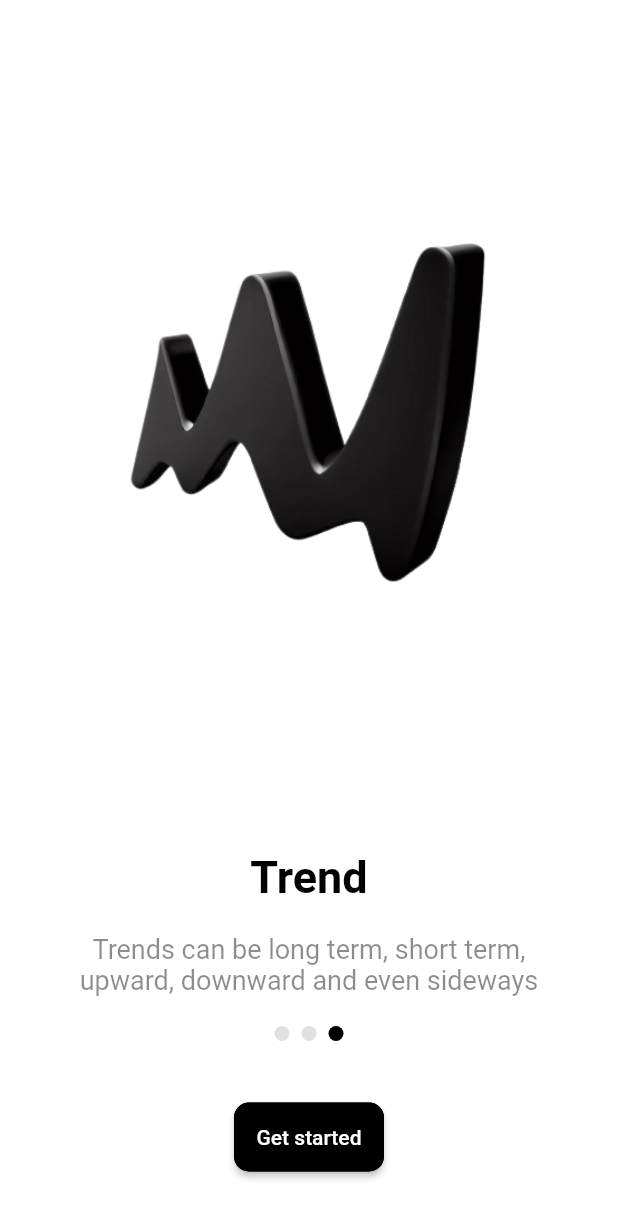
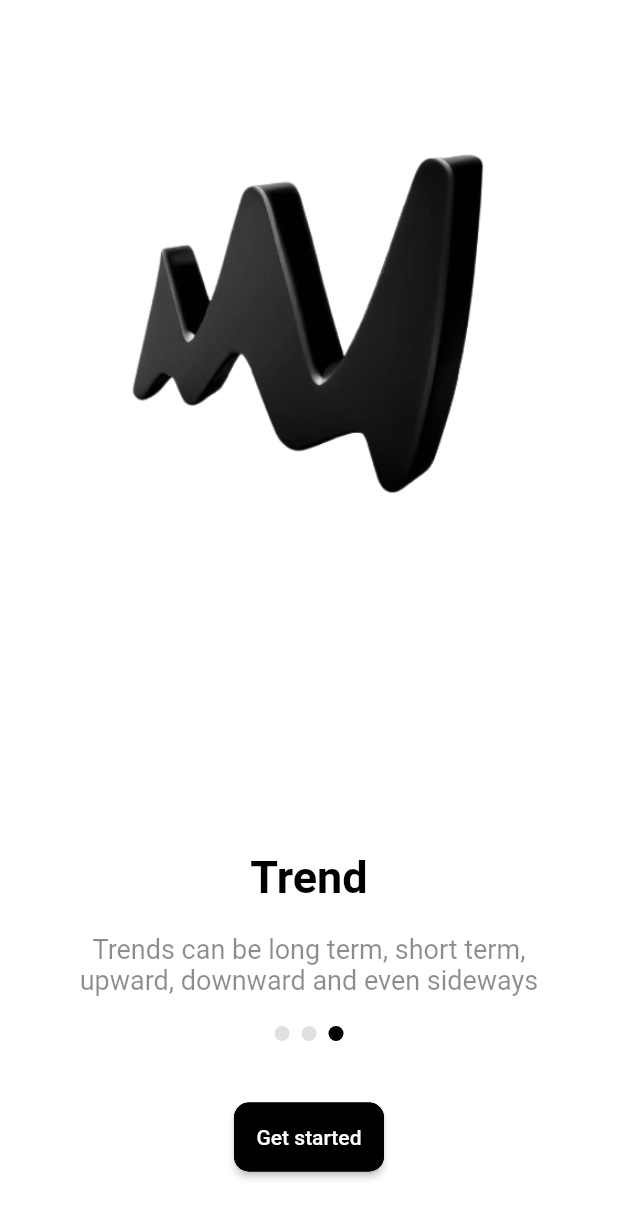
Before and after one commit to Ahmodiyy/phase, a Flutter app: the screen it shows after launch, swiped to page 3, on a phone screen of 412 x 824 dp. Shown: the top 1218 px of the screen. Run offline on Flutter 3.47's test engine with Material 2 defaults, Android fonts, the phone set to English and light mode, and no system bars; drawn by our look-alikes of auto_size_text, smooth_page_indicator; our stand-ins replace flutter_riverpod, go_router.

Commit message:
add animation to onboarding screen

```diff
--- /dev/null
+++ b/lib/features/onboarding/presentation/OnboardingImageWidget.dart
@@ -0,0 +1,15 @@
+import 'package:flutter/material.dart';
+import 'package:flutter_riverpod/flutter_riverpod.dart';
+
+class OnboardingImageWidget extends ConsumerWidget {
+  final String imageUrl;
+  const OnboardingImageWidget({
+    Key? key,
+    required this.imageUrl,
+  }) : super(key: key);
+
+  @override
+  Widget build(BuildContext context, WidgetRef ref) {
+    return Image.asset(imageUrl);
+  }
+}
--- a/lib/features/onboarding/presentation/OnboardingInfoWidget.dart
+++ b/lib/features/onboarding/presentation/OnboardingInfoWidget.dart
@@ -5,13 +5,11 @@ import 'package:phase/constant.dart';
 import 'package:smooth_page_indicator/smooth_page_indicator.dart';
 
 class OnboardingInfoWidget extends ConsumerWidget {
-  final String imageUrl;
   final String title;
   final String briefExplanation;
 
   const OnboardingInfoWidget({
     Key? key,
-    required this.imageUrl,
     required this.title,
     required this.briefExplanation,
   }) : super(key: key);
@@ -19,13 +17,6 @@ class OnboardingInfoWidget extends ConsumerWidget {
   @override
   Widget build(BuildContext context, WidgetRef ref) {
     return Column(
-      children: [
-        Expanded(
-          flex: 3,
-          child: Image.asset(imageUrl),
-        ),
-        Flexible(
-          child: Column(
       mainAxisAlignment: MainAxisAlignment.end,
       children: [
         Flexible(
@@ -50,9 +41,6 @@ class OnboardingInfoWidget extends ConsumerWidget {
               )),
         ),
       ],
-          ),
-        )
-      ],
     );
   }
 }
--- a/lib/features/onboarding/presentation/OnboardingScreen.dart
+++ b/lib/features/onboarding/presentation/OnboardingScreen.dart
@@ -1,6 +1,9 @@
 import 'package:flutter/material.dart';
+import 'package:flutter/rendering.dart';
+import 'package:flutter/src/scheduler/ticker.dart';
 import 'package:flutter_riverpod/flutter_riverpod.dart';
 import 'package:phase/constant.dart';
+import 'package:phase/features/onboarding/presentation/OnboardingImageWidget.dart';
 import 'package:phase/features/onboarding/presentation/OnboardingInfoWidget.dart';
 import 'package:smooth_page_indicator/smooth_page_indicator.dart';
 
@@ -13,9 +16,37 @@ class OnboardingScreen extends StatefulWidget {
   State<OnboardingScreen> createState() => _OnboardingScreenState();
 }
 
-class _OnboardingScreenState extends State<OnboardingScreen> {
+class _OnboardingScreenState extends State<OnboardingScreen>
+    with TickerProviderStateMixin {
   late PageController pageController;
   final double bottomSheetHeight = 150;
+  double animValue = 0.0;
+  double pageViewHalfPixel = 0.0;
+  double currentOffset = 0.0;
+
+  @override
+  void initState() {
+    super.initState();
+    pageController = PageController();
+
+    pageController.addListener(() {
+      pageController.position.addListener(() {
+        pageViewHalfPixel = pageController.position.maxScrollExtent / 2;
+
+        setState(() {
+          currentOffset = pageController.position.pixels;
+          debugPrint(pageViewHalfPixel.toString());
+          double rateAnimeValue = 3 / pageViewHalfPixel;
+          currentOffset < pageViewHalfPixel
+              ? animValue = currentOffset * rateAnimeValue
+              : animValue =
+                  (currentOffset - pageViewHalfPixel) * rateAnimeValue;
+
+          debugPrint('ANIMVALUE $animValue');
+        });
+      });
+    });
+  }
 
   @override
   Widget build(BuildContext context) {
@@ -24,29 +55,41 @@ class _OnboardingScreenState extends State<OnboardingScreen> {
         body: Container(
           padding: EdgeInsets.only(
               bottom: bottomSheetHeight, top: 20, right: 20, left: 20),
-          child: PageView(
+          child: Stack(children: [
+            PageView(
               controller: pageController,
               children: const [
                 OnboardingInfoWidget(
-                imageUrl: 'images/contraction.png',
                   title: 'Contraction',
                   briefExplanation:
                       'This period is marked by low institutional volume.',
                 ),
                 OnboardingInfoWidget(
-                imageUrl: 'images/expansion.png',
                   title: 'Expansion',
                   briefExplanation:
                       'Expansion can either be bullish or bearish depending on the price movement.',
                 ),
                 OnboardingInfoWidget(
-                imageUrl: 'images/trend.png',
                   title: 'Trend',
                   briefExplanation:
                       'Trends can be long term, short term, upward, downward and even sideways',
                 ),
               ],
             ),
+            Transform(
+              alignment: Alignment.center,
+              transform: Matrix4.identity()..rotateY(animValue),
+              child: currentOffset < pageViewHalfPixel
+                  ? OnboardingImageWidget(
+                      imageUrl: animValue < 1.5
+                          ? "images/contraction.png"
+                          : "images/expansion.png")
+                  : OnboardingImageWidget(
+                      imageUrl: animValue < 1.5
+                          ? "images/expansion_transform.png"
+                          : "images/trend.png"),
+            ),
+          ]),
         ),
         bottomSheet: Container(
           color: backgroundColor,
@@ -95,10 +138,4 @@ class _OnboardingScreenState extends State<OnboardingScreen> {
 
     pageController.dispose();
   }
-
-  @override
-  void initState() {
-    super.initState();
-    pageController = PageController();
 }
-}
```
Also changed, not shown: images/expansion.png, images/expansion_transform.png (added), images/trend.png. Lines whose indentation alone changed are shown as unchanged.
